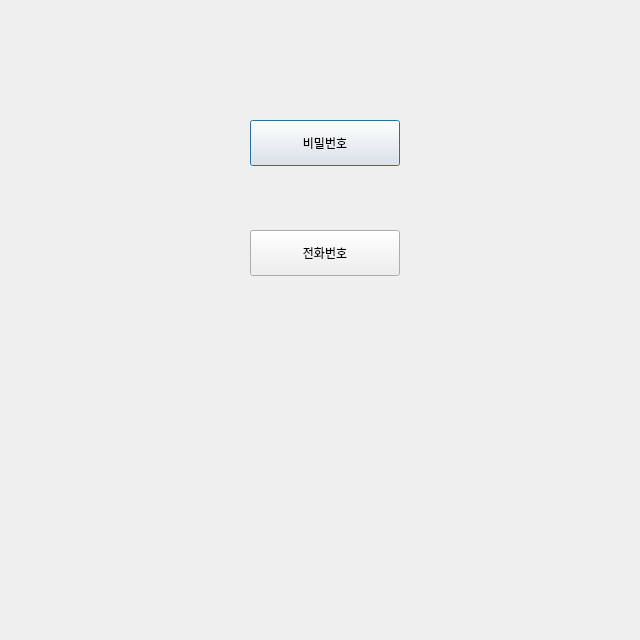
First picture: the form in memberinfo.ui, repository cau-oop/GUITest, before the edit.
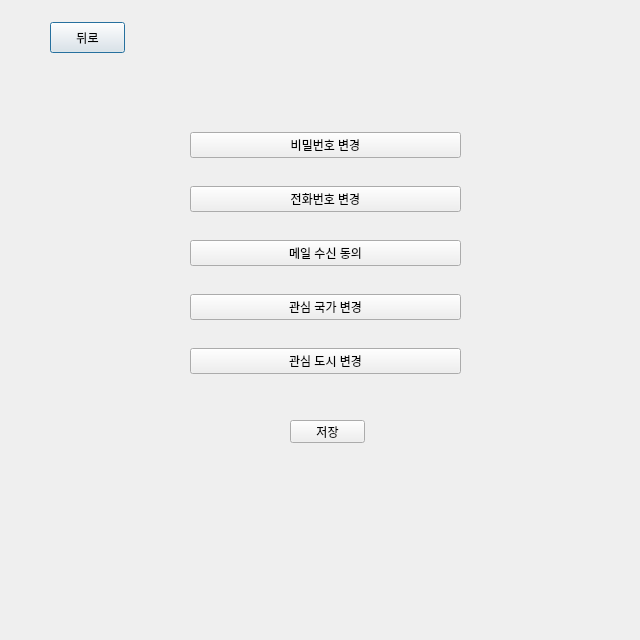
Second picture: the form after the edit.

Diff of the .ui file:
```diff
--- a/memberinfo.ui
+++ b/memberinfo.ui
@@ -13,30 +13,77 @@
   <property name="windowTitle">
    <string>Dialog</string>
   </property>
-  <widget class="QPushButton" name="pushButton">
+  <widget class="QPushButton" name="pushButton_6">
    <property name="geometry">
     <rect>
-     <x>250</x>
-     <y>120</y>
-     <width>150</width>
-     <height>46</height>
+     <x>50</x>
+     <y>22</y>
+     <width>75</width>
+     <height>31</height>
     </rect>
    </property>
    <property name="text">
-    <string>비밀번호</string>
+    <string>뒤로</string>
    </property>
   </widget>
-  <widget class="QPushButton" name="pushButton_2">
+  <widget class="QWidget" name="layoutWidget">
    <property name="geometry">
     <rect>
-     <x>250</x>
-     <y>230</y>
-     <width>150</width>
-     <height>46</height>
+     <x>190</x>
+     <y>110</y>
+     <width>271</width>
+     <height>291</height>
     </rect>
    </property>
+   <layout class="QVBoxLayout" name="verticalLayout">
+    <item>
+     <widget class="QPushButton" name="pushButton">
+      <property name="text">
+       <string>비밀번호 변경</string>
+      </property>
+     </widget>
+    </item>
+    <item>
+     <widget class="QPushButton" name="pushButton_2">
+      <property name="text">
+       <string>전화번호 변경</string>
+      </property>
+     </widget>
+    </item>
+    <item>
+     <widget class="QPushButton" name="pushButton_3">
+      <property name="text">
+       <string>메일 수신 동의</string>
+      </property>
+     </widget>
+    </item>
+    <item>
+     <widget class="QPushButton" name="pushButton_4">
+      <property name="text">
+       <string>관심 국가 변경</string>
+      </property>
+     </widget>
+    </item>
+    <item>
+     <widget class="QPushButton" name="pushButton_5">
+      <property name="text">
+       <string>관심 도시 변경</string>
+      </property>
+     </widget>
+    </item>
+   </layout>
+  </widget>
+  <widget class="QPushButton" name="pushButton_7">
+   <property name="geometry">
+    <rect>
+     <x>290</x>
+     <y>420</y>
+     <width>75</width>
+     <height>23</height>
+    </rect>
+   </property>
    <property name="text">
-    <string>전화번호</string>
+    <string>저장</string>
    </property>
   </widget>
  </widget>
```
